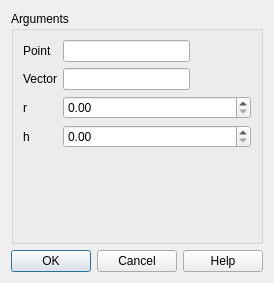
First picture: the form in src/HEXABLOCKGUI/Cylinder_QTD.ui, repository SalomePlatform/hexablock, before the edit.
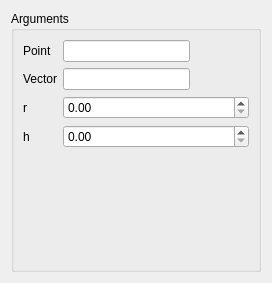
Second picture: the form after the edit.

Commit message: fixed : selection model added : highlight on propagation's edges 	apply button on dialog panel updated : association menu, object brower's name, menu always showing, ...

```diff
--- a/src/HEXABLOCKGUI/Cylinder_QTD.ui
+++ b/src/HEXABLOCKGUI/Cylinder_QTD.ui
@@ -83,16 +83,6 @@
      </layout>
     </widget>
    </item>
-   <item>
-    <widget class="QDialogButtonBox" name="buttonBox">
-     <property name="orientation">
-      <enum>Qt::Horizontal</enum>
-     </property>
-     <property name="standardButtons">
-      <set>QDialogButtonBox::Cancel|QDialogButtonBox::Ok|QDialogButtonBox::Help</set>
-     </property>
-    </widget>
-   </item>
   </layout>
  </widget>
  <resources/>
```
Left out of the diff: 35 changed lines with no effect on the pictures. The commit also changes 37 other files.
